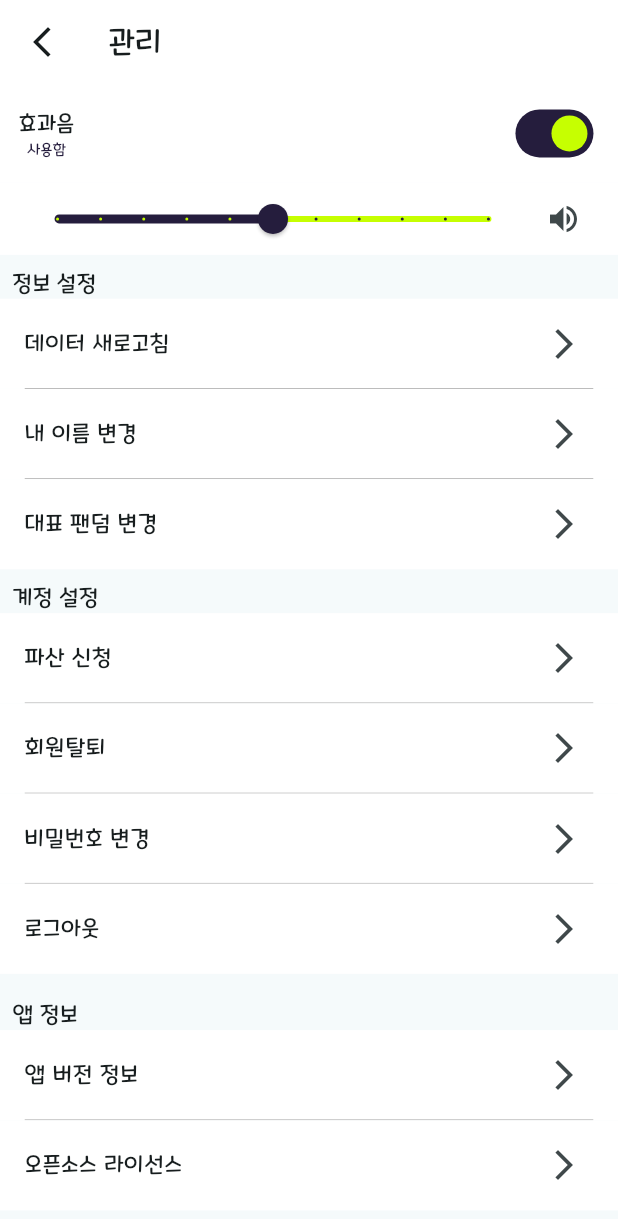
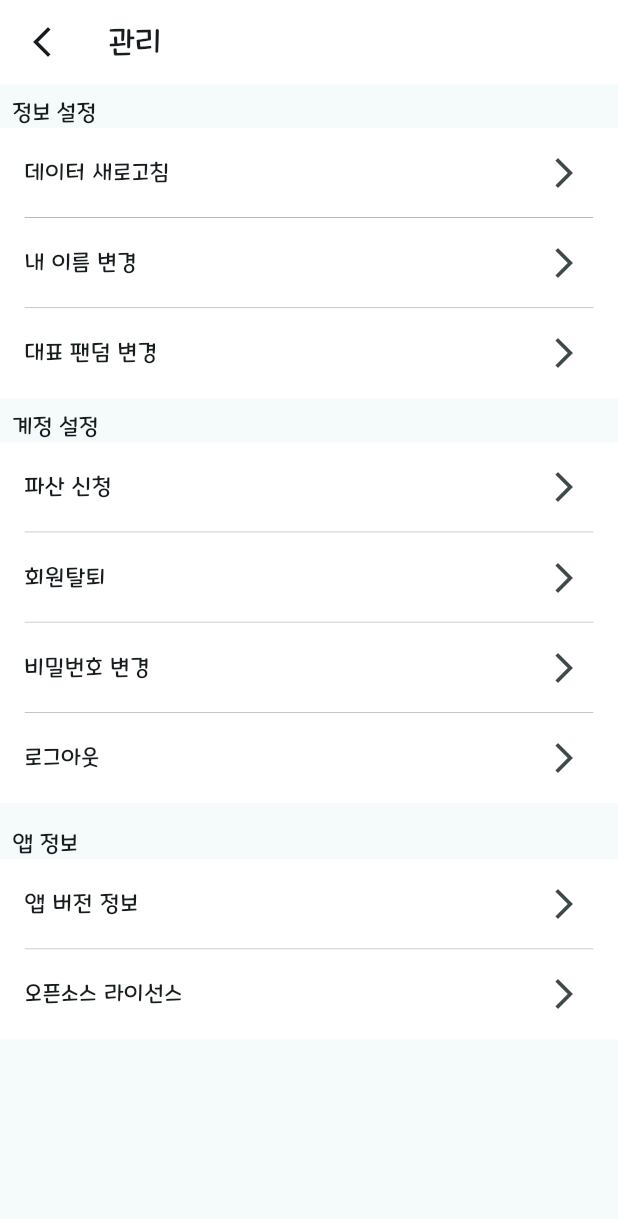
Before and after one commit to SseongWoo/SedolStock, a Flutter app: the SettingAppScreen screen opened directly, on a phone screen of 412 x 824 dp. Shown: the top 1219 px of the screen. Run offline on Flutter 3.47's test engine with Material 3 defaults, Android fonts, the light colour scheme and no system bars; our stand-ins replace auto_size_text, badges, fl_chart, flutter_dotenv, flutter_easyloading, flutter_secure_storage and 7 more; missing offline and left inert: desktop_window, horizontal_data_table, korean_profanity_filter, profanity_filter, store_redirect, win32; accounts and stored records are empty; network calls fail.

Commit message:
1.0.2 Update

```diff
--- a/lib/main.dart
+++ b/lib/main.dart
@@ -57,7 +57,7 @@ void startController() {
   Get.put(MyDataController());
   Get.put(TimerController(), permanent: true);
   Get.put(PublicDataController());
-  Get.put(AudioController());
+  //Get.put(AudioController());
 }
 
 class MyApp extends StatelessWidget {
--- a/lib/utils/get_windows_size.dart
+++ b/lib/utils/get_windows_size.dart
@@ -24,6 +24,7 @@ Size getPhysicalScreenSize() {
 // 데스크탑 모드일시 창 크기를 조절하는 함수
 void setWindowsSize(int percent) async {
   final ScreenController screenController = Get.find<ScreenController>();
+  print('dd');
 
   double targetHeight = screenController.windowsMaxSize.height * (percent / 100);
   double targetWidth = targetHeight * (10 / 19);
--- a/lib/view/main/information/setting_app_screen.dart
+++ b/lib/view/main/information/setting_app_screen.dart
@@ -31,7 +31,7 @@ class SettingAppScreen extends StatelessWidget {
       body: SingleChildScrollView(
         child: Column(
           children: [
-            AudioSettingWidget(viewModel: _viewModel),
+            //AudioSettingWidget(viewModel: _viewModel),
             SizedBox(height: screenSize.getHeightPerSize(1)),
             _settingTitle(screenSize, '정보 설정'),
             informationButton('데이터 새로고침', _viewModel.tryGetData, screenSize),
--- a/lib/view/main/information/setting_widget.dart
+++ b/lib/view/main/information/setting_widget.dart
@@ -8,112 +8,112 @@ import '../../../utils/screen_size.dart';
 import 'dart:io' show Platform;
 import '../../../utils/get_windows_size.dart' if (dart.library.html) '../../../utils/web_stub.dart';
 
-class AudioSettingWidget extends StatelessWidget {
-  final SettingAppViewModel viewModel;
-  const AudioSettingWidget({super.key, required this.viewModel});
-
-  @override
-  Widget build(BuildContext context) {
-    ScreenSize screenSize = viewModel.screenController.screenSize.value;
-    return Column(
-      children: [
-        Container(
-          height: screenSize.getHeightPerSize(8),
-          width: screenSize.getWidthSize(),
-          color: Colors.white,
-          child: Padding(
-            padding: EdgeInsets.only(
-              left: screenSize.getWidthPerSize(3),
-              right: screenSize.getWidthPerSize(3),
-            ),
-            child: Row(
-              mainAxisAlignment: MainAxisAlignment.spaceBetween,
-              children: [
-                Column(
-                  mainAxisAlignment: MainAxisAlignment.center,
-                  children: [
-                    Text(
-                      '효과음',
-                      style: TextStyle(fontSize: screenSize.getHeightPerSize(1.8)),
-                    ),
-                    Obx(
-                      () => Text(
-                        viewModel.audioController.onAudio.value ? '사용함' : '사용안함',
-                        style: TextStyle(
-                            fontSize: screenSize.getHeightPerSize(1.2),
-                            color:
-                                viewModel.audioController.onAudio.value ? colorSUB : Colors.grey),
-                      ),
-                    ),
-                  ],
-                ),
-                Obx(
-                  () => Switch(
-                    value: viewModel.audioController.onAudio.value,
-                    onChanged: (value) {
-                      viewModel.audioController.onoffAudio();
-                    },
-                    activeColor: colorMAIN,
-                    activeTrackColor: colorSUB,
-                    inactiveThumbColor: colorSUB,
-                    inactiveTrackColor: colorMAIN,
-                  ),
-                ),
-              ],
-            ),
-          ),
-        ),
-        Obx(
-          () => AnimatedCrossFade(
-            duration: const Duration(milliseconds: 300),
-            firstChild: Container(
-              width: screenSize.getWidthSize(),
-              color: Colors.white,
-            ),
-            secondChild: Container(
-              color: Colors.white,
-              child: Padding(
-                padding: EdgeInsets.only(
-                  left: screenSize.getWidthPerSize(3),
-                  right: screenSize.getWidthPerSize(3),
-                ),
-                child: Row(
-                  children: [
-                    Expanded(
-                      child: Slider(
-                        value: viewModel.audioController.audioVolume.value,
-                        onChanged: (value) {
-                          viewModel.audioController.audioVolume.value = value;
-                          viewModel.audioController.audioPlayer.setVolume(value);
-                        },
-                        activeColor: colorSUB,
-                        inactiveColor: colorMAIN,
-                        thumbColor: fanColorMap[viewModel.myDataController.myChoicechannel.value],
-                        divisions: 10,
-                        label: '${(viewModel.audioController.audioVolume.value * 100).toInt()}%',
-                        min: 0.0,
-                        max: 1.0,
-                      ),
-                    ),
-                    IconButton(
-                      onPressed: () {
-                        viewModel.audioController.playSound('assets/sound/testsound.wav');
-                      },
-                      icon: const Icon(Icons.volume_up),
-                    ),
-                  ],
-                ),
-              ),
-            ),
-            crossFadeState: viewModel.audioController.onAudio.value
-                ? CrossFadeState.showSecond // 확장된 상태
-                : CrossFadeState.showFirst, // 숨겨진 상태
-          ),
-        ),
-      ],
-    );
-  }
-}
+// class AudioSettingWidget extends StatelessWidget {
+//   final SettingAppViewModel viewModel;
+//   const AudioSettingWidget({super.key, required this.viewModel});
+//
+//   @override
+//   Widget build(BuildContext context) {
+//     ScreenSize screenSize = viewModel.screenController.screenSize.value;
+//     return Column(
+//       children: [
+//         Container(
+//           height: screenSize.getHeightPerSize(8),
+//           width: screenSize.getWidthSize(),
+//           color: Colors.white,
+//           child: Padding(
+//             padding: EdgeInsets.only(
+//               left: screenSize.getWidthPerSize(3),
+//               right: screenSize.getWidthPerSize(3),
+//             ),
+//             child: Row(
+//               mainAxisAlignment: MainAxisAlignment.spaceBetween,
+//               children: [
+//                 Column(
+//                   mainAxisAlignment: MainAxisAlignment.center,
+//                   children: [
+//                     Text(
+//                       '효과음',
+//                       style: TextStyle(fontSize: screenSize.getHeightPerSize(1.8)),
+//                     ),
+//                     Obx(
+//                       () => Text(
+//                         viewModel.audioController.onAudio.value ? '사용함' : '사용안함',
+//                         style: TextStyle(
+//                             fontSize: screenSize.getHeightPerSize(1.2),
+//                             color:
+//                                 viewModel.audioController.onAudio.value ? colorSUB : Colors.grey),
+//                       ),
+//                     ),
+//                   ],
+//                 ),
+//                 Obx(
+//                   () => Switch(
+//                     value: viewModel.audioController.onAudio.value,
+//                     onChanged: (value) {
+//                       viewModel.audioController.onoffAudio();
+//                     },
+//                     activeColor: colorMAIN,
+//                     activeTrackColor: colorSUB,
+//                     inactiveThumbColor: colorSUB,
+//                     inactiveTrackColor: colorMAIN,
+//                   ),
+//                 ),
+//               ],
+//             ),
+//           ),
+//         ),
+//         Obx(
+//           () => AnimatedCrossFade(
+//             duration: const Duration(milliseconds: 300),
+//             firstChild: Container(
+//               width: screenSize.getWidthSize(),
+//               color: Colors.white,
+//             ),
+//             secondChild: Container(
+//               color: Colors.white,
+//               child: Padding(
+//                 padding: EdgeInsets.only(
+//                   left: screenSize.getWidthPerSize(3),
+//                   right: screenSize.getWidthPerSize(3),
+//                 ),
+//                 child: Row(
+//                   children: [
+//                     Expanded(
+//                       child: Slider(
+//                         value: viewModel.audioController.audioVolume.value,
+//                         onChanged: (value) {
+//                           viewModel.audioController.audioVolume.value = value;
+//                           viewModel.audioController.audioPlayer.setVolume(value);
+//                         },
+//                         activeColor: colorSUB,
+//                         inactiveColor: colorMAIN,
+//                         thumbColor: fanColorMap[viewModel.myDataController.myChoicechannel.value],
+//                         divisions: 10,
+//                         label: '${(viewModel.audioController.audioVolume.value * 100).toInt()}%',
+//                         min: 0.0,
+//                         max: 1.0,
+//                       ),
+//                     ),
+//                     IconButton(
+//                       onPressed: () {
+//                         viewModel.audioController.playSound('assets/sound/testsound.wav');
+//                       },
+//                       icon: const Icon(Icons.volume_up),
+//                     ),
+//                   ],
+//                 ),
+//               ),
+//             ),
+//             crossFadeState: viewModel.audioController.onAudio.value
+//                 ? CrossFadeState.showSecond // 확장된 상태
+//                 : CrossFadeState.showFirst, // 숨겨진 상태
+//           ),
+//         ),
+//       ],
+//     );
+//   }
+// }
 
 class LogoutDialog extends StatelessWidget {
   final SettingAppViewModel viewModel;
--- a/lib/view/main/trade/trade_detail_screen.dart
+++ b/lib/view/main/trade/trade_detail_screen.dart
@@ -233,20 +233,23 @@ class TradeDetailScreen extends StatelessWidget {
                                   trailing: Column(
                                     crossAxisAlignment: CrossAxisAlignment.end,
                                     children: [
-                                      Text(
+                                      AutoSizeText(
                                         '${formatToCurrency(stockData?.stockTotalPrice ?? 0)}원',
                                         style: TextStyle(
-                                          fontSize: screenSize.getHeightPerSize(1.8),
+                                          fontSize: screenSize.getHeightPerSize(1.6),
                                         ),
                                         textAlign: TextAlign.right,
+                                        maxLines: 1,
                                       ),
                                       AutoSizeText(
                                         _viewModel.setReturnRatio(stockData?.stockProfit ?? 0,
                                             stockData?.stockRatio ?? 0),
                                         style: TextStyle(
-                                            fontSize: screenSize.getHeightPerSize(1.8),
+                                            fontSize: screenSize.getHeightPerSize(1.6),
                                             color: profitAndLossColor(stockData?.stockProfit ?? 0)),
                                         textAlign: TextAlign.right,
+                                        maxLines: 1,
+
                                       ),
                                     ],
                                   ),
--- a/lib/viewmodel/main/information/setting_app_view_model.dart
+++ b/lib/viewmodel/main/information/setting_app_view_model.dart
@@ -25,7 +25,7 @@ class SettingAppViewModel extends GetxController {
   final TimerController _timerController = Get.find<TimerController>();
   final PublicDataController _publicDataController = Get.find<PublicDataController>();
   final ScreenController screenController = Get.find<ScreenController>();
-  final AudioController audioController = Get.find<AudioController>();
+  //final AudioController audioController = Get.find<AudioController>();
   final MyDataController myDataController = Get.find<MyDataController>();
   final TextEditingController controllerName = TextEditingController();
   final formKey = GlobalKey<FormState>();
--- a/lib/viewmodel/main/trade/trade_dealing_view_model.dart
+++ b/lib/viewmodel/main/trade/trade_dealing_view_model.dart
@@ -22,7 +22,7 @@ class TradeDealingViewModel extends GetxController {
   final MyDataController myDataController = Get.find<MyDataController>();
   final PublicDataController _publicDataController = Get.find<PublicDataController>();
   final TimerController _timerController = Get.find<TimerController>();
-  final AudioController _audioController = Get.find<AudioController>();
+  //final AudioController _audioController = Get.find<AudioController>();
 
   bool buying = false; // 판매, 구매 구분 변수
   RxDouble feeRate = 0.0.obs;
@@ -252,7 +252,7 @@ class TradeDealingViewModel extends GetxController {
           tradeType,
           priceAvg);
       if (checkSale) {
-        _audioController.playSound('assets/sound/testsound.wav');
+        //_audioController.playSound('assets/sound/testsound.wav');
         Get.back();
         await reflashGetData(false);
         showSimpleSnackbar('거래 완료', '거래가 성공적으로 완료되었습니다!', SnackPosition.TOP, Colors.black);
--- a/lib/viewmodel/splash_view_model.dart
+++ b/lib/viewmodel/splash_view_model.dart
@@ -16,9 +16,9 @@ import '../utils/screen_size.dart';
 import '../widget/simple_widget.dart';
 import '../model/splash_model.dart';
 import 'dart:io' show Platform;
-import '../../../utils/get_windows_size.dart'
-    if (dart.library.html) '../../../utils/web_stub.dart'
-    if (dart.library.io) '../../../utils/web_stub.dart';
+import '../../../utils/web_stub.dart'
+if (dart.library.html) '../../../utils/web_stub.dart'
+if (dart.library.io) '../../../utils/get_windows_size.dart';
 
 // 로딩 화면 뷰 모델
 class SplashViewModel extends GetxController {
@@ -160,7 +160,10 @@ class WindowsViewModel extends GetxController {
   void onInit() {
     // TODO: implement onInit
     super.onInit();
-    startGetWindowsSize();
+
+    if (GetPlatform.isWindows) {
+      startGetWindowsSize();
+    }
   }
 
   void startGetWindowsSize() async {
```
Also changed, not shown: pubspec.lock.
